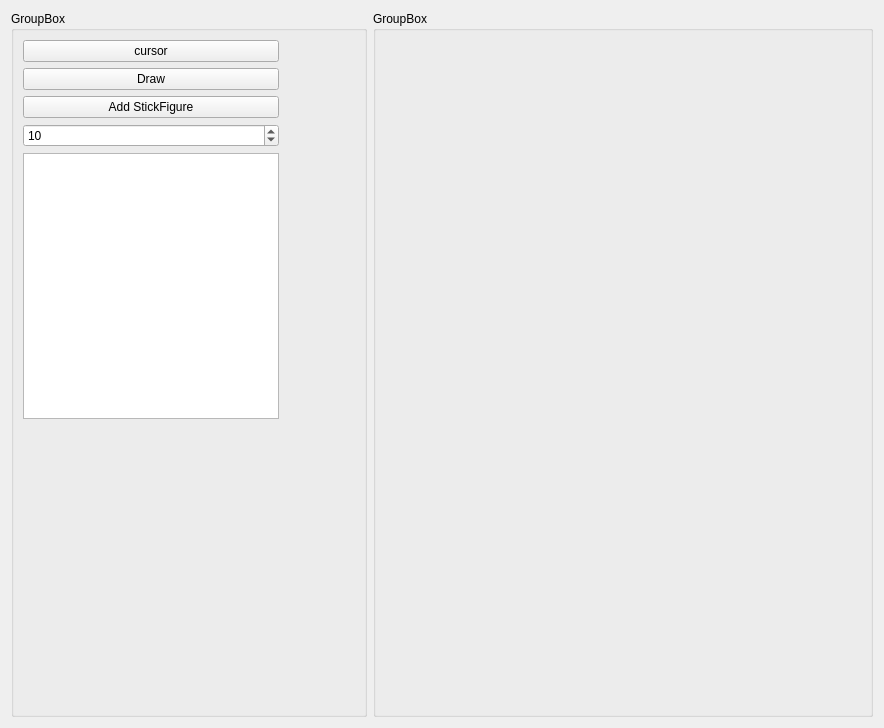
Above: widget.ui from Argasio/marionettaPlus before the change. Below: the same form after it.
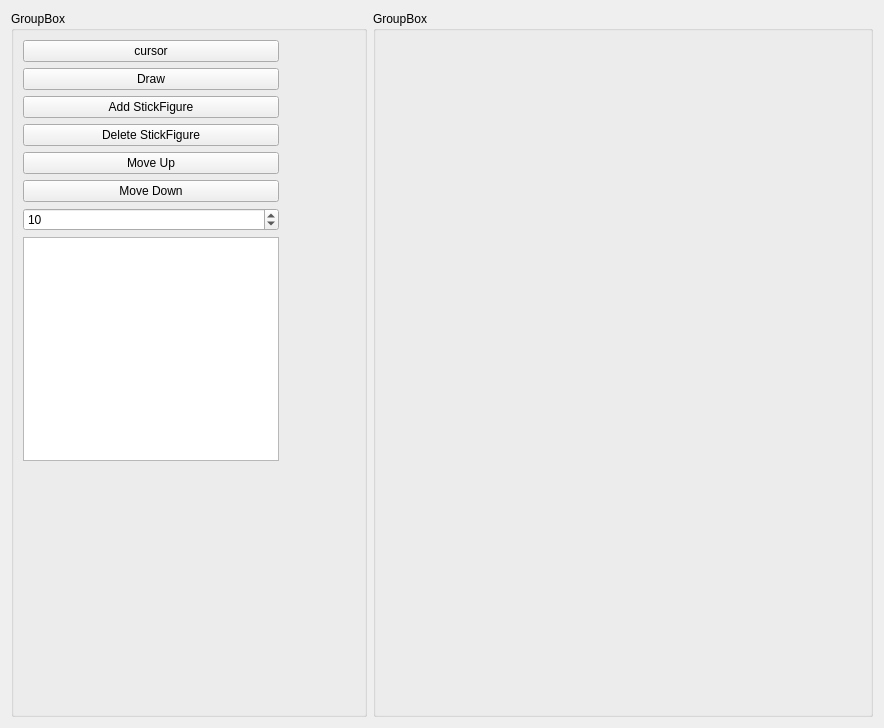
That is the form after the change.

Commit message:
stick figure layers
layers added still bugs

Patch:
```diff
--- a/widget.ui
+++ b/widget.ui
@@ -77,6 +77,27 @@
                 </property>
                </widget>
               </item>
+              <item>
+               <widget class="QPushButton" name="deleteStickFigureBtn">
+                <property name="text">
+                 <string>Delete StickFigure</string>
+                </property>
+               </widget>
+              </item>
+              <item>
+               <widget class="QPushButton" name="moveLayerUpBtn">
+                <property name="text">
+                 <string>Move Up</string>
+                </property>
+               </widget>
+              </item>
+              <item>
+               <widget class="QPushButton" name="moveLayerDownBtn">
+                <property name="text">
+                 <string>Move Down</string>
+                </property>
+               </widget>
+              </item>
               <item>
                <widget class="QSpinBox" name="thicknessSpinBox">
                 <property name="minimumSize">
```
The commit also changes 13 other files.
